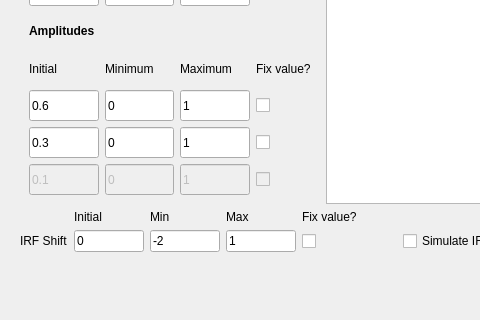
Old version of the form src/resources/ui/fitting_dialog.ui in the repository BioPhysicsUP/Full_SMS; both pictures show x 0 to 480 and y 230 to 550 of the 900 by 550 pixel window.
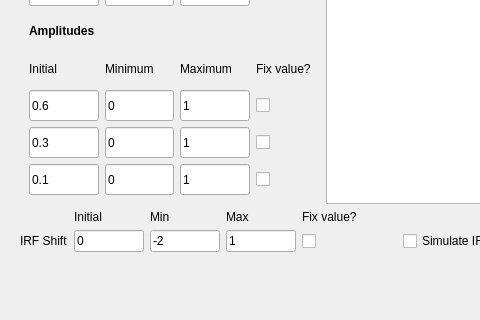
New version of the form. The open tabs and pages were chosen to show the change. Custom widgets are drawn as their Qt base class.

Patch:
```diff
--- a/src/resources/ui/fitting_dialog.ui
+++ b/src/resources/ui/fitting_dialog.ui
@@ -985,7 +985,7 @@
             <item row="10" column="3">
              <widget class="QCheckBox" name="check3AmpFix3">
               <property name="enabled">
-               <bool>false</bool>
+               <bool>true</bool>
               </property>
               <property name="sizePolicy">
                <sizepolicy hsizetype="Minimum" vsizetype="Minimum">
@@ -1196,7 +1196,7 @@
             <item row="10" column="2">
              <widget class="QLineEdit" name="line3AmpMax3">
               <property name="enabled">
-               <bool>false</bool>
+               <bool>true</bool>
               </property>
               <property name="sizePolicy">
                <sizepolicy hsizetype="Expanding" vsizetype="Minimum">
@@ -1311,7 +1311,7 @@
             <item row="10" column="1">
              <widget class="QLineEdit" name="line3AmpMin3">
               <property name="enabled">
-               <bool>false</bool>
+               <bool>true</bool>
               </property>
               <property name="sizePolicy">
                <sizepolicy hsizetype="Expanding" vsizetype="Minimum">
@@ -1479,7 +1479,7 @@
             <item row="10" column="0">
              <widget class="QLineEdit" name="line3AmpInit3">
               <property name="enabled">
-               <bool>false</bool>
+               <bool>true</bool>
               </property>
               <property name="sizePolicy">
                <sizepolicy hsizetype="Expanding" vsizetype="Minimum">
```
